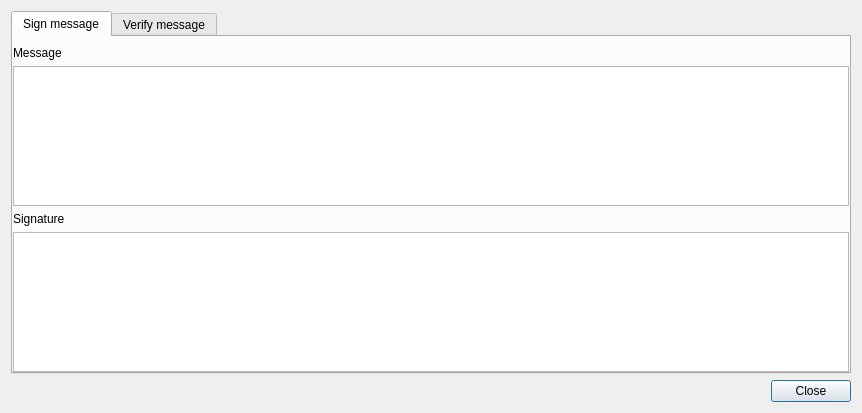
This is src/gui/ui/signmessagedialog.ui in discretecoin/discrete-wallet as Qt 5 draws it before an edit. The edited form follows.
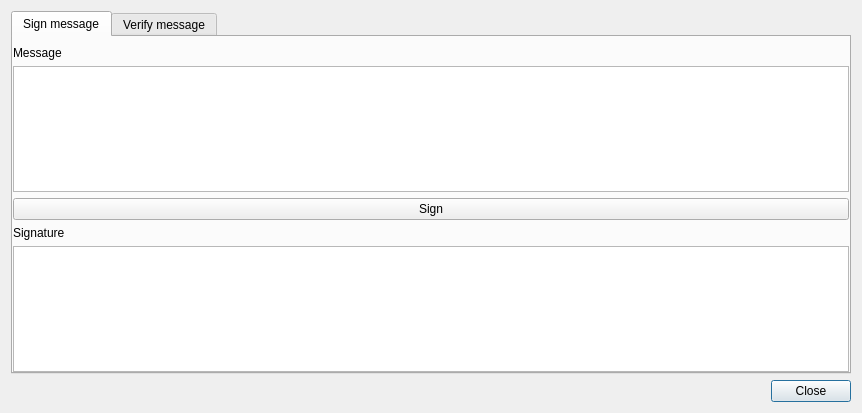
This is the edited form. The open tabs and pages were chosen to show the change. Icons and pictures are not drawn.

What changed in the file:
```diff
--- a/src/gui/ui/signmessagedialog.ui
+++ b/src/gui/ui/signmessagedialog.ui
@@ -128,6 +128,16 @@
            </property>
           </widget>
          </item>
+         <item>
+          <widget class="QPushButton" name="m_signButton">
+           <property name="text">
+            <string>Sign</string>
+           </property>
+           <property name="toolTip">
+            <string>Authorize one signature operation</string>
+           </property>
+          </widget>
+         </item>
          <item>
           <widget class="QLabel" name="label_3">
            <property name="text">
```
Left out of the diff: 4 changed lines with no effect on the pictures.
